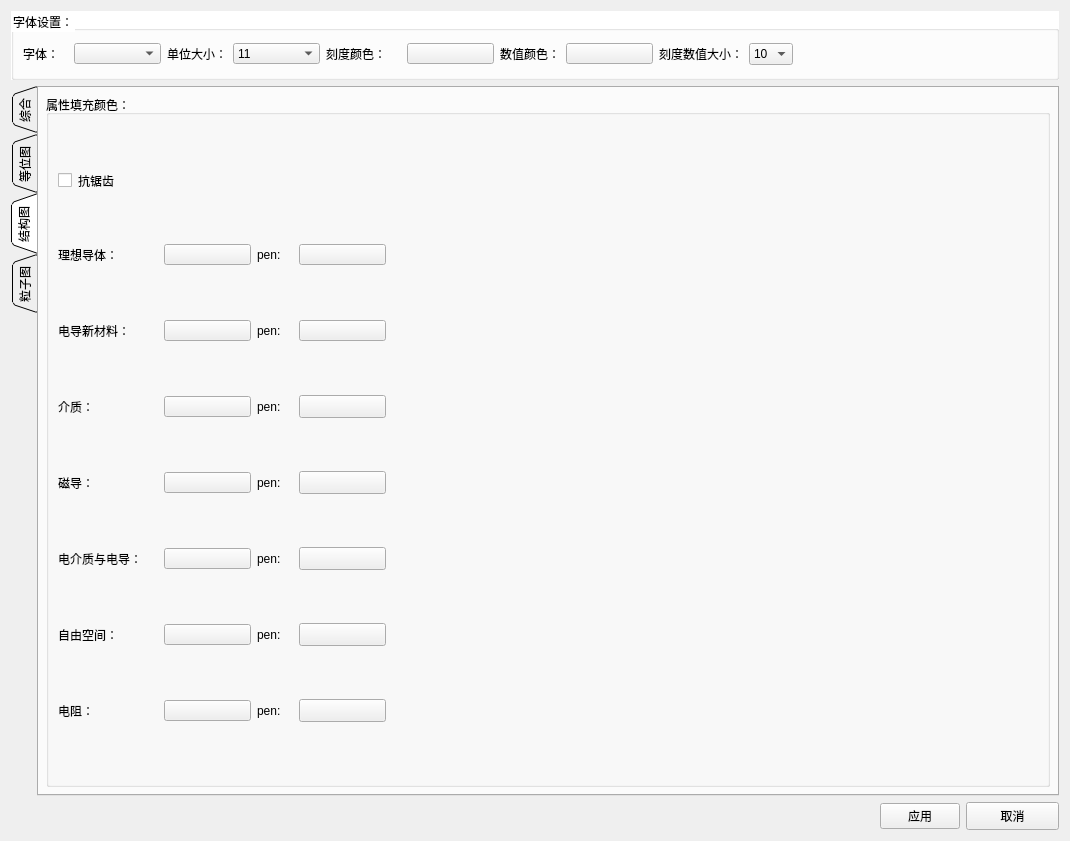
Before: the Qt Designer form src/DataVisualization/ConfigWidget.ui in BeQuiet1228/FreeCAD, drawn with Qt 5.
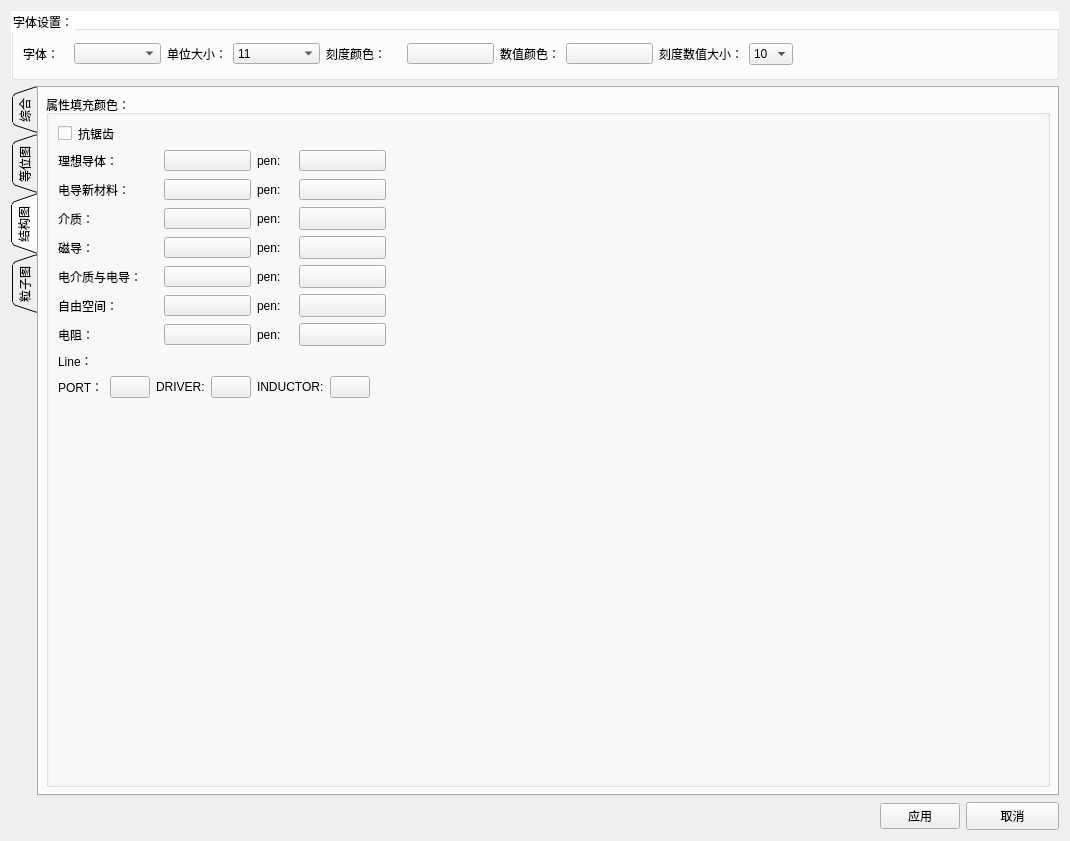
After: the same form once the commit is applied.

Commit message: getQwtLinearColorMap 操作频繁报触发断言（堆错误）---（已解决）

Diff of the .ui file:
```diff
--- a/src/DataVisualization/ConfigWidget.ui
+++ b/src/DataVisualization/ConfigWidget.ui
@@ -899,195 +899,18 @@
          <property name="title">
           <string>属性填充颜色：</string>
          </property>
-         <layout class="QGridLayout" name="gridLayout_7">
-          <item row="3" column="0">
-           <layout class="QHBoxLayout" name="horizontalLayout_15">
-            <item>
-             <widget class="QLabel" name="label_12">
-              <property name="minimumSize">
-               <size>
-                <width>100</width>
-                <height>15</height>
-               </size>
-              </property>
-              <property name="maximumSize">
-               <size>
-                <width>100</width>
-                <height>15</height>
-               </size>
-              </property>
+         <layout class="QGridLayout" name="gridLayout_6">
+          <item row="0" column="0">
+           <widget class="QCheckBox" name="structcheckBox">
               <property name="text">
-               <string>介质：</string>
+             <string>抗锯齿</string>
               </property>
              </widget>
             </item>
+          <item row="1" column="0" colspan="2">
+           <layout class="QVBoxLayout" name="verticalLayout_3">
             <item>
-             <widget class="QPushButton" name="DiolectricColor">
-              <property name="minimumSize">
-               <size>
-                <width>87</width>
-                <height>21</height>
-               </size>
-              </property>
-              <property name="maximumSize">
-               <size>
-                <width>87</width>
-                <height>21</height>
-               </size>
-              </property>
-              <property name="text">
-               <string/>
-              </property>
-             </widget>
-            </item>
-            <item>
-             <widget class="QLabel" name="label_17">
-              <property name="minimumSize">
-               <size>
-                <width>36</width>
-                <height>23</height>
-               </size>
-              </property>
-              <property name="maximumSize">
-               <size>
-                <width>36</width>
-                <height>23</height>
-               </size>
-              </property>
-              <property name="text">
-               <string>pen:</string>
-              </property>
-             </widget>
-            </item>
-            <item>
-             <widget class="QPushButton" name="DiolectriclineColor">
-              <property name="minimumSize">
-               <size>
-                <width>87</width>
-                <height>23</height>
-               </size>
-              </property>
-              <property name="maximumSize">
-               <size>
-                <width>87</width>
-                <height>23</height>
-               </size>
-              </property>
-              <property name="text">
-               <string/>
-              </property>
-             </widget>
-            </item>
-            <item>
-             <spacer name="horizontalSpacer_7">
-              <property name="orientation">
-               <enum>Qt::Horizontal</enum>
-              </property>
-              <property name="sizeHint" stdset="0">
-               <size>
-                <width>672</width>
-                <height>15</height>
-               </size>
-              </property>
-             </spacer>
-            </item>
-           </layout>
-          </item>
-          <item row="7" column="0">
-           <layout class="QHBoxLayout" name="horizontalLayout_24">
-            <item>
-             <widget class="QLabel" name="label_45">
-              <property name="minimumSize">
-               <size>
-                <width>100</width>
-                <height>15</height>
-               </size>
-              </property>
-              <property name="maximumSize">
-               <size>
-                <width>100</width>
-                <height>15</height>
-               </size>
-              </property>
-              <property name="text">
-               <string>电阻：</string>
-              </property>
-             </widget>
-            </item>
-            <item>
-             <widget class="QPushButton" name="FOILColor">
-              <property name="minimumSize">
-               <size>
-                <width>87</width>
-                <height>21</height>
-               </size>
-              </property>
-              <property name="maximumSize">
-               <size>
-                <width>87</width>
-                <height>21</height>
-               </size>
-              </property>
-              <property name="text">
-               <string/>
-              </property>
-             </widget>
-            </item>
-            <item>
-             <widget class="QLabel" name="label_46">
-              <property name="minimumSize">
-               <size>
-                <width>36</width>
-                <height>23</height>
-               </size>
-              </property>
-              <property name="maximumSize">
-               <size>
-                <width>36</width>
-                <height>23</height>
-               </size>
-              </property>
-              <property name="text">
-               <string>pen:</string>
-              </property>
-             </widget>
-            </item>
-            <item>
-             <widget class="QPushButton" name="FOILlineColor">
-              <property name="minimumSize">
-               <size>
-                <width>87</width>
-                <height>23</height>
-               </size>
-              </property>
-              <property name="maximumSize">
-               <size>
-                <width>87</width>
-                <height>23</height>
-               </size>
-              </property>
-              <property name="text">
-               <string/>
-              </property>
-             </widget>
-            </item>
-            <item>
-             <spacer name="horizontalSpacer_18">
-              <property name="orientation">
-               <enum>Qt::Horizontal</enum>
-              </property>
-              <property name="sizeHint" stdset="0">
-               <size>
-                <width>40</width>
-                <height>20</height>
-               </size>
-              </property>
-             </spacer>
-            </item>
-           </layout>
-          </item>
-          <item row="1" column="0">
-           <layout class="QHBoxLayout" name="horizontalLayout_9">
+             <layout class="QHBoxLayout" name="horizontalLayout_4">
             <item>
              <widget class="QLabel" name="label_10">
               <property name="minimumSize">
@@ -1179,194 +1002,8 @@
             </item>
            </layout>
           </item>
-          <item row="6" column="0">
-           <layout class="QHBoxLayout" name="horizontalLayout_21">
             <item>
-             <widget class="QLabel" name="label_43">
-              <property name="minimumSize">
-               <size>
-                <width>100</width>
-                <height>15</height>
-               </size>
-              </property>
-              <property name="maximumSize">
-               <size>
-                <width>100</width>
-                <height>15</height>
-               </size>
-              </property>
-              <property name="text">
-               <string>自由空间：</string>
-              </property>
-             </widget>
-            </item>
-            <item>
-             <widget class="QPushButton" name="FreespaceColor">
-              <property name="minimumSize">
-               <size>
-                <width>87</width>
-                <height>21</height>
-               </size>
-              </property>
-              <property name="maximumSize">
-               <size>
-                <width>87</width>
-                <height>21</height>
-               </size>
-              </property>
-              <property name="text">
-               <string/>
-              </property>
-             </widget>
-            </item>
-            <item>
-             <widget class="QLabel" name="label_44">
-              <property name="minimumSize">
-               <size>
-                <width>36</width>
-                <height>23</height>
-               </size>
-              </property>
-              <property name="maximumSize">
-               <size>
-                <width>36</width>
-                <height>23</height>
-               </size>
-              </property>
-              <property name="text">
-               <string>pen:</string>
-              </property>
-             </widget>
-            </item>
-            <item>
-             <widget class="QPushButton" name="FreespacelineColor">
-              <property name="minimumSize">
-               <size>
-                <width>87</width>
-                <height>23</height>
-               </size>
-              </property>
-              <property name="maximumSize">
-               <size>
-                <width>87</width>
-                <height>23</height>
-               </size>
-              </property>
-              <property name="text">
-               <string/>
-              </property>
-             </widget>
-            </item>
-            <item>
-             <spacer name="horizontalSpacer_17">
-              <property name="orientation">
-               <enum>Qt::Horizontal</enum>
-              </property>
-              <property name="sizeHint" stdset="0">
-               <size>
-                <width>40</width>
-                <height>20</height>
-               </size>
-              </property>
-             </spacer>
-            </item>
-           </layout>
-          </item>
-          <item row="5" column="0">
-           <layout class="QHBoxLayout" name="horizontalLayout_17">
-            <item>
-             <widget class="QLabel" name="label_14">
-              <property name="minimumSize">
-               <size>
-                <width>100</width>
-                <height>15</height>
-               </size>
-              </property>
-              <property name="maximumSize">
-               <size>
-                <width>81</width>
-                <height>15</height>
-               </size>
-              </property>
-              <property name="text">
-               <string>电介质与电导：</string>
-              </property>
-             </widget>
-            </item>
-            <item>
-             <widget class="QPushButton" name="dielectirAndconductanceColor">
-              <property name="minimumSize">
-               <size>
-                <width>87</width>
-                <height>21</height>
-               </size>
-              </property>
-              <property name="maximumSize">
-               <size>
-                <width>87</width>
-                <height>21</height>
-               </size>
-              </property>
-              <property name="text">
-               <string/>
-              </property>
-             </widget>
-            </item>
-            <item>
-             <widget class="QLabel" name="label_19">
-              <property name="minimumSize">
-               <size>
-                <width>36</width>
-                <height>23</height>
-               </size>
-              </property>
-              <property name="maximumSize">
-               <size>
-                <width>36</width>
-                <height>23</height>
-               </size>
-              </property>
-              <property name="text">
-               <string>pen:</string>
-              </property>
-             </widget>
-            </item>
-            <item>
-             <widget class="QPushButton" name="dielectirAndconductancelineColor">
-              <property name="minimumSize">
-               <size>
-                <width>87</width>
-                <height>23</height>
-               </size>
-              </property>
-              <property name="maximumSize">
-               <size>
-                <width>87</width>
-                <height>23</height>
-               </size>
-              </property>
-              <property name="text">
-               <string/>
-              </property>
-             </widget>
-            </item>
-            <item>
-             <spacer name="horizontalSpacer_9">
-              <property name="orientation">
-               <enum>Qt::Horizontal</enum>
-              </property>
-              <property name="sizeHint" stdset="0">
-               <size>
-                <width>40</width>
-                <height>20</height>
-               </size>
-              </property>
-             </spacer>
-            </item>
-           </layout>
-          </item>
-          <item row="2" column="0">
-           <layout class="QHBoxLayout" name="horizontalLayout_14">
+             <layout class="QHBoxLayout" name="horizontalLayout_5">
             <item>
              <widget class="QLabel" name="label_11">
               <property name="minimumSize">
@@ -1458,15 +1095,101 @@
             </item>
            </layout>
           </item>
-          <item row="0" column="0">
-           <widget class="QCheckBox" name="structcheckBox">
+            <item>
+             <layout class="QHBoxLayout" name="horizontalLayout_6">
+              <item>
+               <widget class="QLabel" name="label_12">
+                <property name="minimumSize">
+                 <size>
+                  <width>100</width>
+                  <height>15</height>
+                 </size>
+                </property>
+                <property name="maximumSize">
+                 <size>
+                  <width>100</width>
+                  <height>15</height>
+                 </size>
+                </property>
             <property name="text">
-             <string>抗锯齿</string>
+                 <string>介质：</string>
             </property>
            </widget>
           </item>
-          <item row="4" column="0">
-           <layout class="QHBoxLayout" name="horizontalLayout_16">
+              <item>
+               <widget class="QPushButton" name="DiolectricColor">
+                <property name="minimumSize">
+                 <size>
+                  <width>87</width>
+                  <height>21</height>
+                 </size>
+                </property>
+                <property name="maximumSize">
+                 <size>
+                  <width>87</width>
+                  <height>21</height>
+                 </size>
+                </property>
+                <property name="text">
+                 <string/>
+                </property>
+               </widget>
+              </item>
+              <item>
+               <widget class="QLabel" name="label_17">
+                <property name="minimumSize">
+                 <size>
+                  <width>36</width>
+                  <height>23</height>
+                 </size>
+                </property>
+                <property name="maximumSize">
+                 <size>
+                  <width>36</width>
+                  <height>23</height>
+                 </size>
+                </property>
+                <property name="text">
+                 <string>pen:</string>
+                </property>
+               </widget>
+              </item>
+              <item>
+               <widget class="QPushButton" name="DiolectriclineColor">
+                <property name="minimumSize">
+                 <size>
+                  <width>87</width>
+                  <height>23</height>
+                 </size>
+                </property>
+                <property name="maximumSize">
+                 <size>
+                  <width>87</width>
+                  <height>23</height>
+                 </size>
+                </property>
+                <property name="text">
+                 <string/>
+                </property>
+               </widget>
+              </item>
+              <item>
+               <spacer name="horizontalSpacer_7">
+                <property name="orientation">
+                 <enum>Qt::Horizontal</enum>
+                </property>
+                <property name="sizeHint" stdset="0">
+                 <size>
+                  <width>40</width>
+                  <height>20</height>
+                 </size>
+                </property>
+               </spacer>
+              </item>
+             </layout>
+            </item>
+            <item>
+             <layout class="QHBoxLayout" name="horizontalLayout_7">
             <item>
              <widget class="QLabel" name="label_13">
               <property name="minimumSize">
@@ -1551,6 +1274,366 @@
              </spacer>
             </item>
            </layout>
+            </item>
+            <item>
+             <layout class="QHBoxLayout" name="horizontalLayout_8">
+              <item>
+               <widget class="QLabel" name="label_14">
+                <property name="minimumSize">
+                 <size>
+                  <width>100</width>
+                  <height>15</height>
+                 </size>
+                </property>
+                <property name="maximumSize">
+                 <size>
+                  <width>81</width>
+                  <height>15</height>
+                 </size>
+                </property>
+                <property name="text">
+                 <string>电介质与电导：</string>
+                </property>
+               </widget>
+              </item>
+              <item>
+               <widget class="QPushButton" name="dielectirAndconductanceColor">
+                <property name="minimumSize">
+                 <size>
+                  <width>87</width>
+                  <height>21</height>
+                 </size>
+                </property>
+                <property name="maximumSize">
+                 <size>
+                  <width>87</width>
+                  <height>21</height>
+                 </size>
+                </property>
+                <property name="text">
+                 <string/>
+                </property>
+               </widget>
+              </item>
+              <item>
+               <widget class="QLabel" name="label_19">
+                <property name="minimumSize">
+                 <size>
+                  <width>36</width>
+                  <height>23</height>
+                 </size>
+                </property>
+                <property name="maximumSize">
+                 <size>
+                  <width>36</width>
+                  <height>23</height>
+                 </size>
+                </property>
+                <property name="text">
+                 <string>pen:</string>
+                </property>
+               </widget>
+              </item>
+              <item>
+               <widget class="QPushButton" name="dielectirAndconductancelineColor">
+                <property name="minimumSize">
+                 <size>
+                  <width>87</width>
+                  <height>23</height>
+                 </size>
+                </property>
+                <property name="maximumSize">
+                 <size>
+                  <width>87</width>
+                  <height>23</height>
+                 </size>
+                </property>
+                <property name="text">
+                 <string/>
+                </property>
+               </widget>
+              </item>
+              <item>
+               <spacer name="horizontalSpacer_9">
+                <property name="orientation">
+                 <enum>Qt::Horizontal</enum>
+                </property>
+                <property name="sizeHint" stdset="0">
+                 <size>
+                  <width>40</width>
+                  <height>20</height>
+                 </size>
+                </property>
+               </spacer>
+              </item>
+             </layout>
+            </item>
+            <item>
+             <layout class="QHBoxLayout" name="horizontalLayout_9">
+              <item>
+               <widget class="QLabel" name="label_43">
+                <property name="minimumSize">
+                 <size>
+                  <width>100</width>
+                  <height>15</height>
+                 </size>
+                </property>
+                <property name="maximumSize">
+                 <size>
+                  <width>100</width>
+                  <height>15</height>
+                 </size>
+                </property>
+                <property name="text">
+                 <string>自由空间：</string>
+                </property>
+               </widget>
+              </item>
+              <item>
+               <widget class="QPushButton" name="FreespaceColor">
+                <property name="minimumSize">
+                 <size>
+                  <width>87</width>
+                  <height>21</height>
+                 </size>
+                </property>
+                <property name="maximumSize">
+                 <size>
+                  <width>87</width>
+                  <height>21</height>
+                 </size>
+                </property>
+                <property name="text">
+                 <string/>
+                </property>
+               </widget>
+              </item>
+              <item>
+               <widget class="QLabel" name="label_44">
+                <property name="minimumSize">
+                 <size>
+                  <width>36</width>
+                  <height>23</height>
+                 </size>
+                </property>
+                <property name="maximumSize">
+                 <size>
+                  <width>36</width>
+                  <height>23</height>
+                 </size>
+                </property>
+                <property name="text">
+                 <string>pen:</string>
+                </property>
+               </widget>
+              </item>
+              <item>
+               <widget class="QPushButton" name="FreespacelineColor">
+                <property name="minimumSize">
+                 <size>
+                  <width>87</width>
+                  <height>23</height>
+                 </size>
+                </property>
+                <property name="maximumSize">
+                 <size>
+                  <width>87</width>
+                  <height>23</height>
+                 </size>
+                </property>
+                <property name="text">
+                 <string/>
+                </property>
+               </widget>
+              </item>
+              <item>
+               <spacer name="horizontalSpacer_17">
+                <property name="orientation">
+                 <enum>Qt::Horizontal</enum>
+                </property>
+                <property name="sizeHint" stdset="0">
+                 <size>
+                  <width>40</width>
+                  <height>20</height>
+                 </size>
+                </property>
+               </spacer>
+              </item>
+             </layout>
+            </item>
+            <item>
+             <layout class="QHBoxLayout" name="horizontalLayout_14">
+              <item>
+               <widget class="QLabel" name="label_45">
+                <property name="minimumSize">
+                 <size>
+                  <width>100</width>
+                  <height>15</height>
+                 </size>
+                </property>
+                <property name="maximumSize">
+                 <size>
+                  <width>100</width>
+                  <height>15</height>
+                 </size>
+                </property>
+                <property name="text">
+                 <string>电阻：</string>
+                </property>
+               </widget>
+              </item>
+              <item>
+               <widget class="QPushButton" name="FOILColor">
+                <property name="minimumSize">
+                 <size>
+                  <width>87</width>
+                  <height>21</height>
+                 </size>
+                </property>
+                <property name="maximumSize">
+                 <size>
+                  <width>87</width>
+                  <height>21</height>
+                 </size>
+                </property>
+                <property name="text">
+                 <string/>
+                </property>
+               </widget>
+              </item>
+              <item>
+               <widget class="QLabel" name="label_46">
+                <property name="minimumSize">
+                 <size>
+                  <width>36</width>
+                  <height>23</height>
+                 </size>
+                </property>
+                <property name="maximumSize">
+                 <size>
+                  <width>36</width>
+                  <height>23</height>
+                 </size>
+                </property>
+                <property name="text">
+                 <string>pen:</string>
+                </property>
+               </widget>
+              </item>
+              <item>
+               <widget class="QPushButton" name="FOILlineColor">
+                <property name="minimumSize">
+                 <size>
+                  <width>87</width>
+                  <height>23</height>
+                 </size>
+                </property>
+                <property name="maximumSize">
+                 <size>
+                  <width>87</width>
+                  <height>23</height>
+                 </size>
+                </property>
+                <property name="text">
+                 <string/>
+                </property>
+               </widget>
+              </item>
+              <item>
+               <spacer name="horizontalSpacer_18">
+                <property name="orientation">
+                 <enum>Qt::Horizontal</enum>
+                </property>
+                <property name="sizeHint" stdset="0">
+                 <size>
+                  <width>40</width>
+                  <height>20</height>
+                 </size>
+                </property>
+               </spacer>
+              </item>
+             </layout>
+            </item>
+           </layout>
+          </item>
+          <item row="2" column="0">
+           <widget class="QLabel" name="label_22">
+            <property name="text">
+             <string>Line：</string>
+            </property>
+           </widget>
+          </item>
+          <item row="3" column="0" colspan="2">
+           <layout class="QHBoxLayout" name="horizontalLayout_15">
+            <item>
+             <widget class="QLabel" name="label_23">
+              <property name="text">
+               <string>PORT：</string>
+              </property>
+             </widget>
+            </item>
+            <item>
+             <widget class="QPushButton" name="Port">
+              <property name="text">
+               <string/>
+              </property>
+             </widget>
+            </item>
+            <item>
+             <widget class="QLabel" name="label_24">
+              <property name="text">
+               <string>DRIVER:</string>
+              </property>
+             </widget>
+            </item>
+            <item>
+             <widget class="QPushButton" name="Driver">
+              <property name="text">
+               <string/>
+              </property>
+             </widget>
+            </item>
+            <item>
+             <widget class="QLabel" name="label_25">
+              <property name="text">
+               <string>INDUCTOR:</string>
+              </property>
+             </widget>
+            </item>
+            <item>
+             <widget class="QPushButton" name="Inductor">
+              <property name="text">
+               <string/>
+              </property>
+             </widget>
+            </item>
+            <item>
+             <spacer name="horizontalSpacer_13">
+              <property name="orientation">
+               <enum>Qt::Horizontal</enum>
+              </property>
+              <property name="sizeHint" stdset="0">
+               <size>
+                <width>40</width>
+                <height>20</height>
+               </size>
+              </property>
+             </spacer>
+            </item>
+           </layout>
+          </item>
+          <item row="4" column="1">
+           <spacer name="verticalSpacer_3">
+            <property name="orientation">
+             <enum>Qt::Vertical</enum>
+            </property>
+            <property name="sizeHint" stdset="0">
+             <size>
+              <width>20</width>
+              <height>377</height>
+             </size>
+            </property>
+           </spacer>
           </item>
          </layout>
         </widget>
```
Lines whose indentation alone changed are shown as unchanged. The commit also changes 4 other files.
